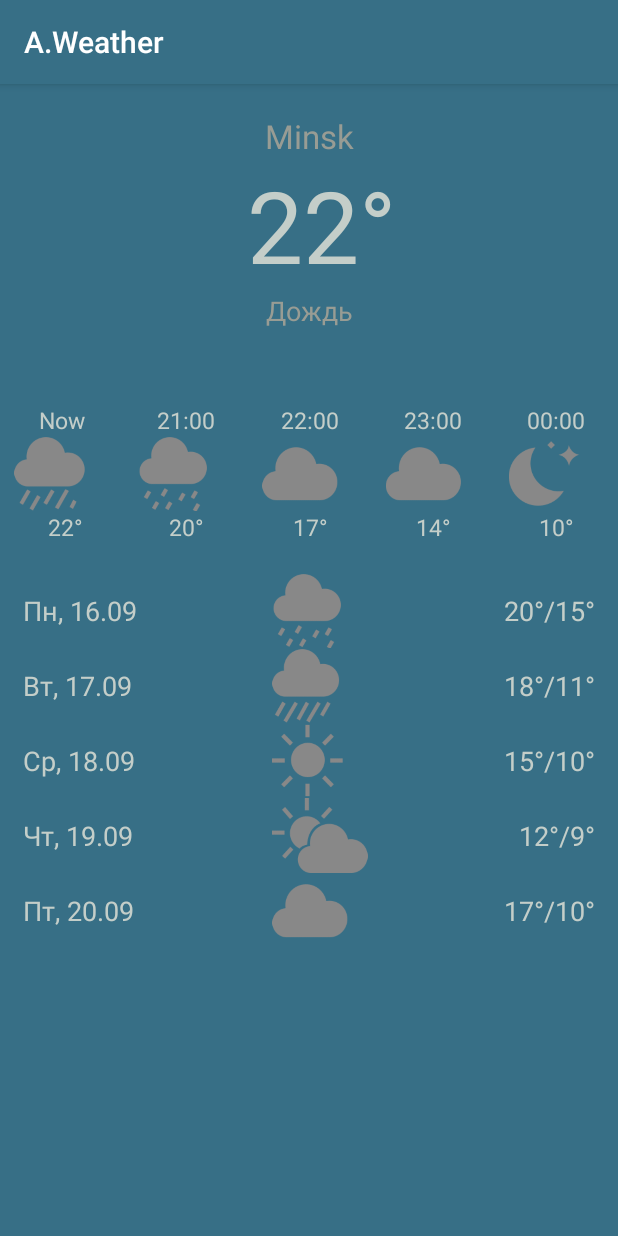
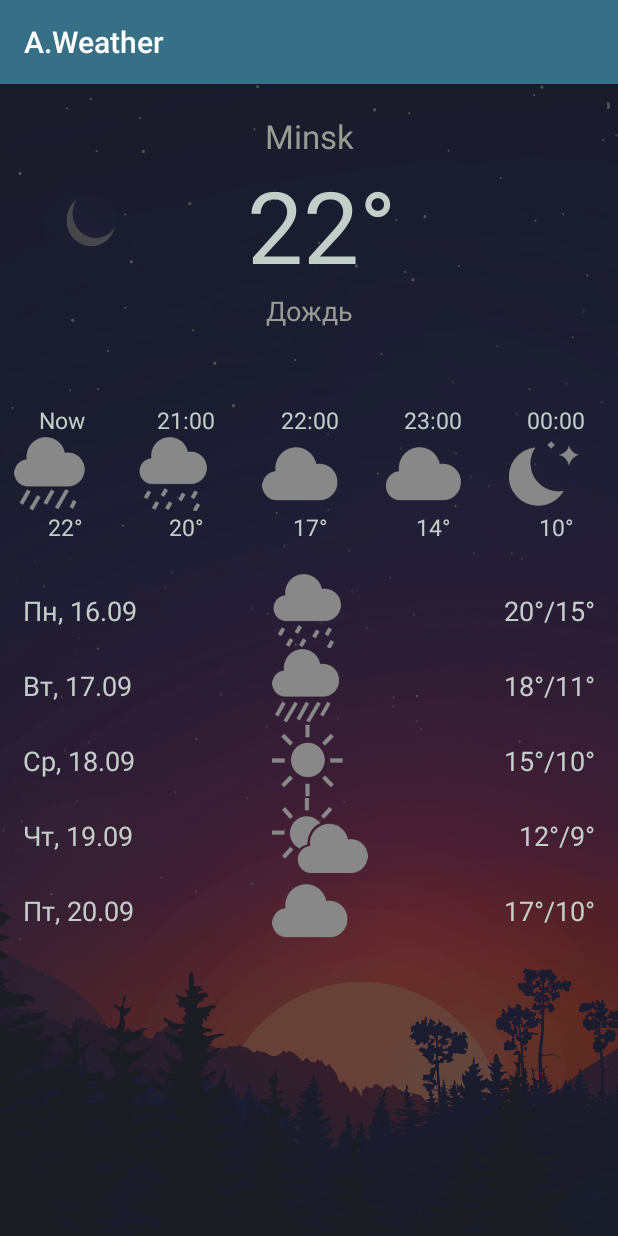
Before and after one commit to IlyaLagutskiy/AWeather, an Android app: the screen it shows after launch (MainActivity), on a phone screen of 412 x 824 dp. Run offline under Robolectric (Android 15) with nearby library versions, the phone set to English and light mode, and no system bars.

Commit message:
Background change

```diff
--- a/app/src/main/AndroidManifest.xml
+++ b/app/src/main/AndroidManifest.xml
@@ -9,7 +9,8 @@
         android:roundIcon="@mipmap/ic_launcher_round"
         android:supportsRtl="true"
         android:theme="@style/AppTheme">
-        <activity android:name=".MainActivity">
+        <activity android:name=".MainActivity"
+            android:screenOrientation="portrait">
             <intent-filter>
                 <action android:name="android.intent.action.MAIN" />
 
--- a/app/src/main/res/layout/activity_main.xml
+++ b/app/src/main/res/layout/activity_main.xml
@@ -9,17 +9,17 @@
     <LinearLayout
         android:layout_width="match_parent"
         android:layout_height="match_parent"
-        android:background="@color/colorPrimary"
         android:orientation="vertical"
         tools:layout_editor_absoluteX="0dp"
-        tools:layout_editor_absoluteY="0dp">
+        tools:layout_editor_absoluteY="0dp"
+        android:background="@drawable/bckgrnd">
 
         <TextView
             android:layout_width="match_parent"
             android:layout_height="wrap_content"
             android:layout_marginTop="20dp"
+            android:gravity="center"
             android:text="@string/city"
-            android:gravity="center"
             android:textColor="@color/colorBackgroundText"
             android:textSize="10pt">
 
```
Also changed, not shown: app/src/main/res/drawable/bckgrnd.png (added).
